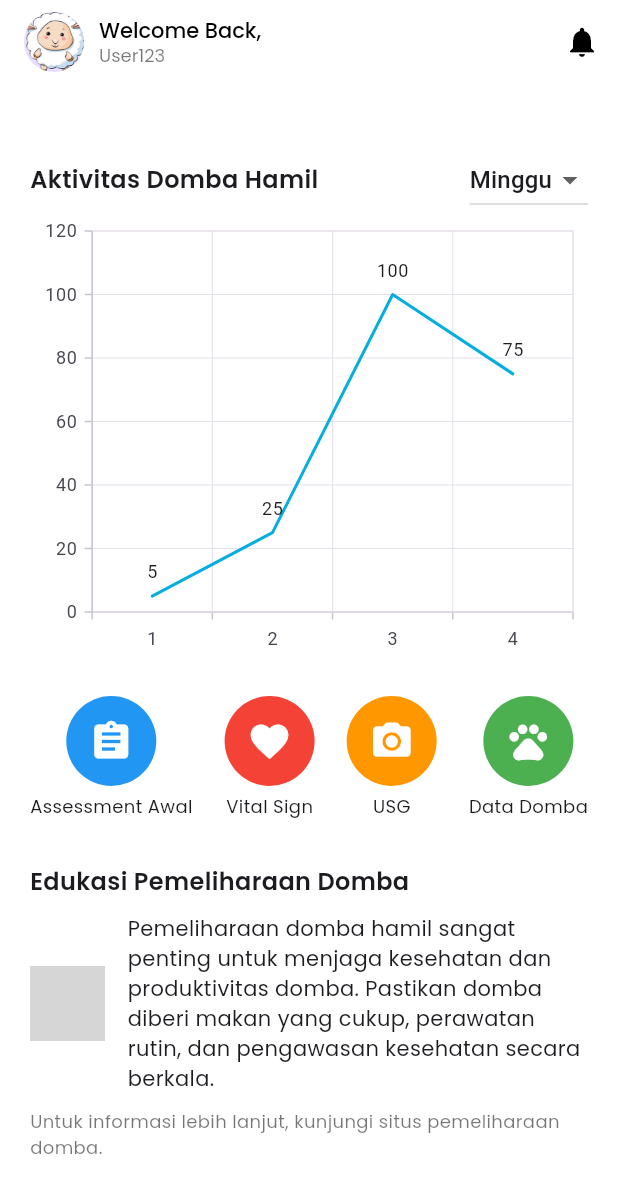
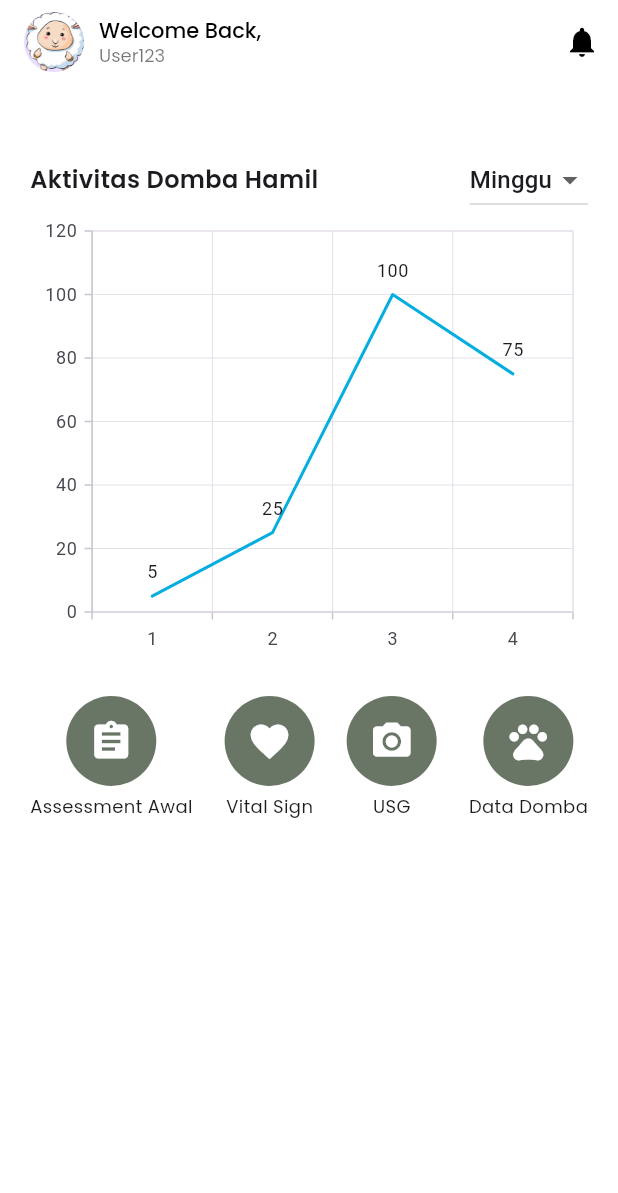
Before and after one commit to AnandaRFebriyana/IS-USG24, a Flutter app: the Home screen opened by its route, on a phone screen of 412 x 824 dp. Shown: the top 1193 px of the screen. Run offline on Flutter 3.47's test engine with Material 3 defaults, Android fonts, the phone set to English and light mode, and no system bars; our stand-ins replace get, google_fonts, syncfusion_flutter_charts; missing offline and left inert: qr_code_scanner; grey boxes are pictures that could not be loaded.

Commit message:
fix : update view home

```diff
--- a/lib/page/home.dart
+++ b/lib/page/home.dart
@@ -1,6 +1,7 @@
 import 'package:flutter/material.dart';
 import 'package:syncfusion_flutter_charts/charts.dart';
 import 'package:google_fonts/google_fonts.dart';
+import 'package:get/get.dart'; // Pastikan GetX diimpor
 
 class Home extends StatefulWidget {
   @override
@@ -120,45 +121,23 @@ class _HomeState extends State<Home> {
             Row(
               mainAxisAlignment: MainAxisAlignment.spaceBetween,
               children: [
-                _buildActionButton('Assessment Awal', Icons.assignment, Colors.blue),
-                _buildActionButton('Vital Sign', Icons.favorite, Colors.red),
-                _buildActionButton('USG', Icons.camera_alt, Colors.orange),
-                _buildActionButton('Data Domba', Icons.pets, Colors.green),
+                _buildActionButton('Assessment Awal', Icons.assignment, const Color(0xFF697565), () {
+                  // Navigasi ke halaman Assessment Awal
+                  Get.toNamed('/detaildomba'); // Ganti dengan rute yang sesuai
+                }),
+                _buildActionButton('Vital Sign', Icons.favorite, const Color(0xFF697565), () {
+                  // Navigasi ke halaman Vital Sign
+                  Get.toNamed('/vitalsign'); // Ganti dengan rute yang sesuai
+                }),
+                _buildActionButton('USG', Icons.camera_alt, const Color(0xFF697565), () {
+                  // Navigasi ke halaman USG
+                  Get.toNamed('/scanner'); // Ganti dengan rute yang sesuai
+                }),
+                _buildActionButton('Data Domba', Icons.pets, const Color(0xFF697565), () {
+                  // Navigasi ke halaman Data Domba
+                  Get.toNamed('/datadomba'); // Ganti dengan rute yang sesuai
+                }),
               ],
-            ),
-            SizedBox(height: 30),
-
-            // Edukasi Domba
-            Text(
-              'Edukasi Pemeliharaan Domba',
-              style: GoogleFonts.poppins(
-                fontSize: 16,
-                fontWeight: FontWeight.w600,
-              ),
-            ),
-            SizedBox(height: 10),
-            Row(
-              children: [
-                Image.network(
-                  'https://example.com/image.jpg', // Gambar edukasi domba (ubah ke URL gambar asli)
-                  width: 50,
-                  height: 50,
-                  fit: BoxFit.cover,
-                ),
-                SizedBox(width: 15),
-                Expanded(
-                  child: Text(
-                    'Pemeliharaan domba hamil sangat penting untuk menjaga kesehatan dan produktivitas domba. Pastikan domba diberi makan yang cukup, perawatan rutin, dan pengawasan kesehatan secara berkala.',
-                    style: GoogleFonts.poppins(fontSize: 14),
-                  ),
-                ),
-              ],
-            ),
-            // Menambahkan informasi lebih lanjut tentang edukasi dari Google
-            SizedBox(height: 10),
-            Text(
-              'Untuk informasi lebih lanjut, kunjungi situs pemeliharaan domba.',
-              style: GoogleFonts.poppins(fontSize: 12, color: Colors.black54),
             ),
           ],
         ),
@@ -167,8 +146,10 @@ class _HomeState extends State<Home> {
   }
 
   // Fungsi untuk membangun tombol aksi dengan warna yang ditentukan
-  Widget _buildActionButton(String title, IconData icon, Color color) {
-    return Column(
+  Widget _buildActionButton(String title, IconData icon, Color color, VoidCallback onPressed) {
+    return GestureDetector(
+      onTap: onPressed, // Menambahkan aksi ketika tombol ditekan
+      child: Column(
         children: [
           Container(
             height: 60,
@@ -186,6 +167,7 @@ class _HomeState extends State<Home> {
             textAlign: TextAlign.center,
           ),
         ],
+      ),
     );
   }
 }
```
Lines whose indentation alone changed are shown as unchanged.
